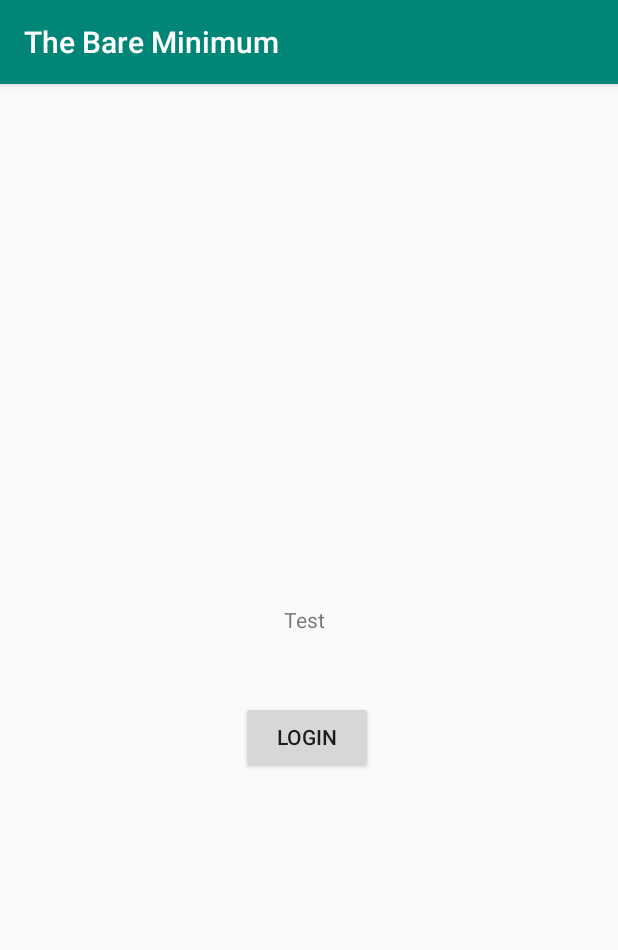
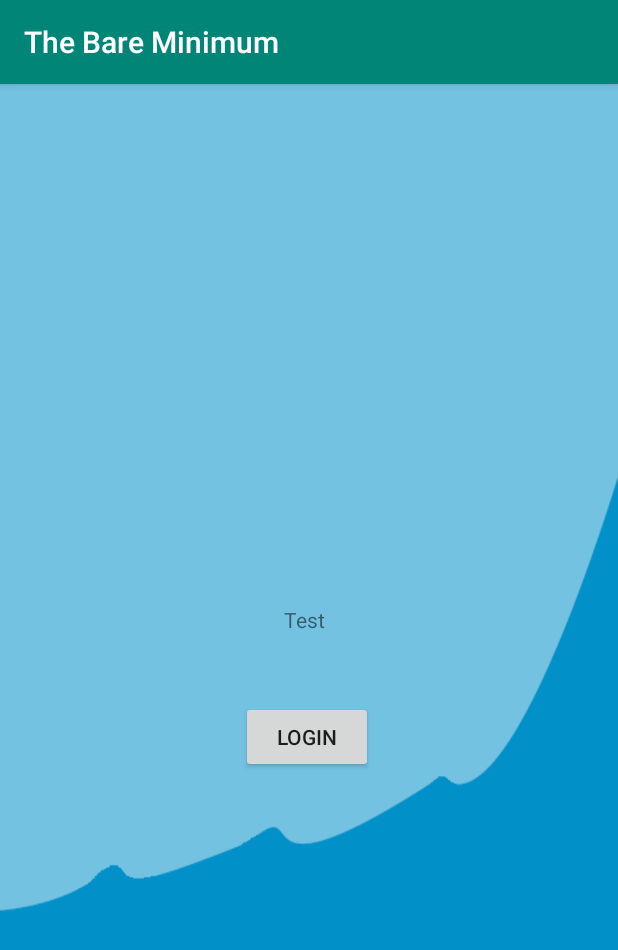
Before and after one commit to alanlyne/CS440-Final-Year-Project, an Android app: the screen it shows after launch (MainActivity), on a phone screen of 412 x 824 dp. Shown: the top 950 px of the screen. Run offline under Robolectric (Android 15) with nearby library versions, the light colour scheme and no system bars; our stand-ins replace Firebase (no records; nobody signed in at launch, a user with empty details on screens opened directly).

Commit message:
Added background 'graph' image

```diff
--- a/app/src/main/java/com/alanlyne/tbm/SignUpActivity.java
+++ b/app/src/main/java/com/alanlyne/tbm/SignUpActivity.java
@@ -22,6 +22,8 @@ public class SignUpActivity extends AppCompatActivity {
     Button btnSignUp;
     TextView tvSignIn;
     FirebaseAuth mFirebaseAuth;
+
+
 
     @Override
     protected void onCreate(Bundle savedInstanceState) {
--- a/app/src/main/res/layout/activity_home.xml
+++ b/app/src/main/res/layout/activity_home.xml
@@ -108,4 +108,5 @@
         app:layout_constraintEnd_toEndOf="parent"
         app:layout_constraintStart_toStartOf="parent"
         app:layout_constraintTop_toBottomOf="@+id/phone" />
+
 </androidx.constraintlayout.widget.ConstraintLayout>
--- a/app/src/main/res/layout/activity_main.xml
+++ b/app/src/main/res/layout/activity_main.xml
@@ -4,7 +4,9 @@
     xmlns:tools="http://schemas.android.com/tools"
     android:layout_width="match_parent"
     android:layout_height="match_parent"
-    tools:context=".MainActivity">
+    tools:context=".MainActivity"
+    android:background="@drawable/graph"
+    >
 
     <TextView
         android:id="@+id/textView2"
--- a/build.gradle
+++ b/build.gradle
@@ -19,7 +19,6 @@ allprojects {
     repositories {
         google()
         jcenter()
-
     }
 }
 
```
Also changed, not shown: app/src/main/java/com/alanlyne/tbm/HomeActivity.java (+14 -1 lines), app/src/main/res/drawable/graph.png (added), app/src/main/res/drawable/sunset.jpg (added).
